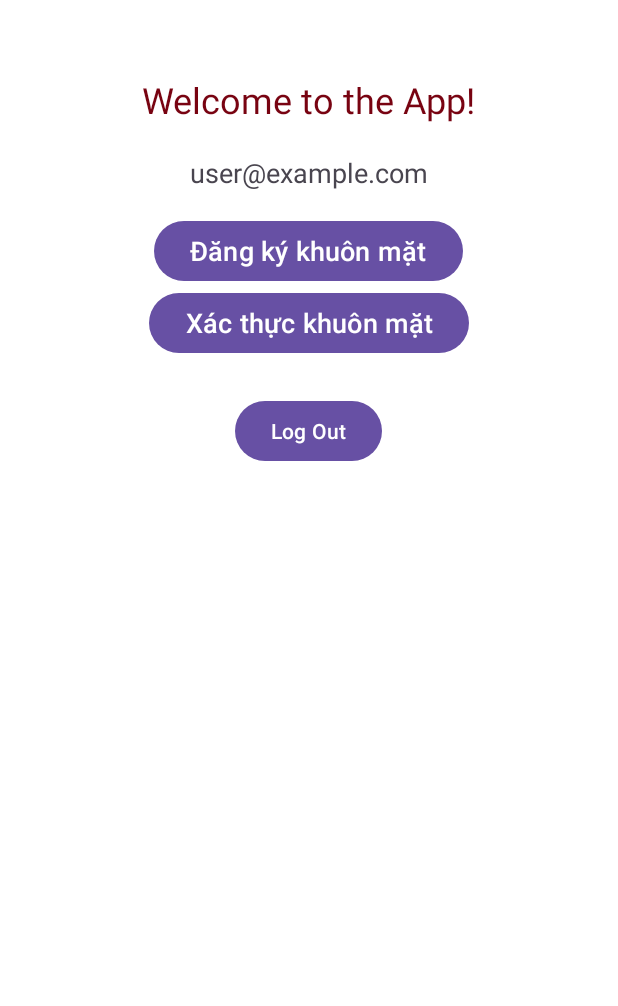
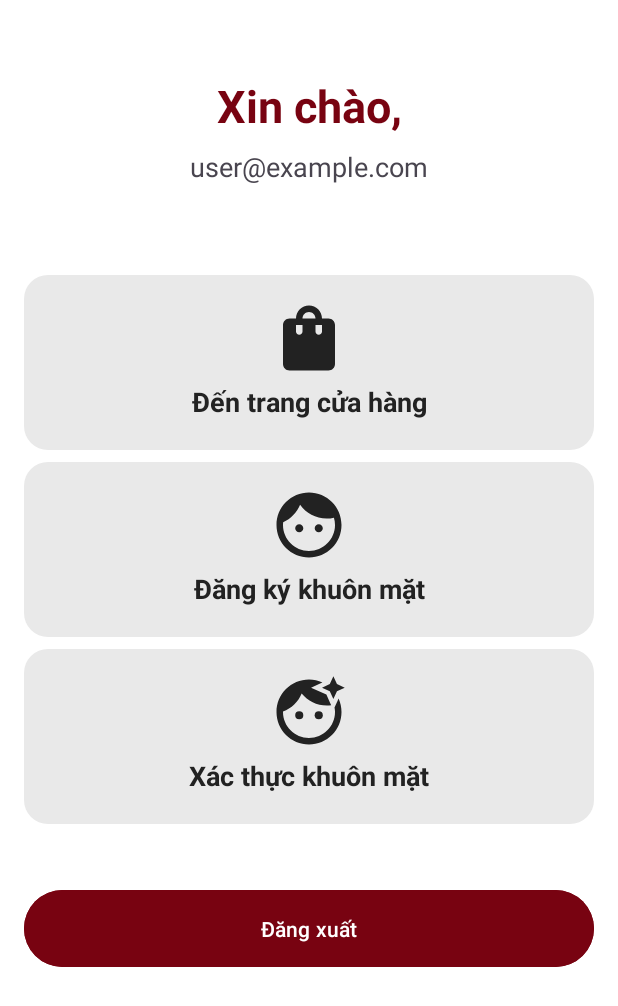
Before and after one commit to Onzo191/face-scan-payment, an Android app: the MainActivity screen opened directly, with no data from a screen before it, on a phone screen of 412 x 824 dp. Shown: the top 1006 px of the screen. Run offline under Robolectric (Android 15) with nearby library versions, the phone set to English and light mode, and no system bars; our stand-ins replace Firebase (no records; nobody signed in at launch, a user with empty details on screens opened directly); libraries missing offline, so code that uses them is left out: org.checkerframework.checker; 1 statement that could not run was skipped.

Commit message:
feat(ui): Improve main page UI

```diff
--- a/app/src/main/java/com/ec337/facescanpayment/MainActivity.java
+++ b/app/src/main/java/com/ec337/facescanpayment/MainActivity.java
@@ -1,72 +1,86 @@
 package com.ec337.facescanpayment;
 
+import android.annotation.SuppressLint;
 import android.content.Intent;
 import android.os.Bundle;
-import android.util.Log;
 import android.widget.Button;
+import android.widget.LinearLayout;
 import android.widget.TextView;
 
 import androidx.appcompat.app.AppCompatActivity;
 
 import com.ec337.facescanpayment.core.utils.JwtToken;
+import com.ec337.facescanpayment.core.utils.NavigationUtils;
 import com.ec337.facescanpayment.features.auth.data.repository.AuthRepository;
 import com.ec337.facescanpayment.features.auth.presentation.FaceDetectionPage;
 import com.ec337.facescanpayment.features.auth.presentation.FaceRegisterPage;
 import com.ec337.facescanpayment.features.auth.presentation.LoginPage;
+import com.ec337.facescanpayment.features.store.StorePage;
 import com.google.firebase.auth.FirebaseAuth;
-import com.google.firebase.auth.FirebaseUser;
 
 public class MainActivity extends AppCompatActivity {
 
-    private FirebaseAuth m_auth;
-    private TextView txt_welcome, txt_email;
-    private Button btn_logout, btnRegisterFace, btnVerifyFace;
-    private AuthRepository authRepository = new AuthRepository();
+    // jwtToken
     private JwtToken jwtToken;
+
+    // UI Components
+    private TextView txtWelcome, txtEmail;
+    private Button btnLogout;
+    private LinearLayout btnShop, btnRegisterFace, btnVerifyFace;
+
+    // Repository
+    private final AuthRepository authRepository = new AuthRepository();
+
+    @SuppressLint("NonConstantResourceId")
     @Override
     protected void onCreate(Bundle savedInstanceState) {
         super.onCreate(savedInstanceState);
         setContentView(R.layout.app__main_page);
 
-        m_auth = FirebaseAuth.getInstance();
+        // Initialize JwtToken
+        jwtToken = new JwtToken(this);
 
-        txt_welcome = findViewById(R.id.txt_welcome);
-        txt_email = findViewById(R.id.txt_email);
-        btn_logout = findViewById(R.id.btn_logout);
+        // Initialize UI components
+        initUI();
 
-        jwtToken = new JwtToken(this);
-        String userId = jwtToken.getUserId(this);
-        String token = jwtToken.getToken();
-        FirebaseUser current_user = m_auth.getCurrentUser();
-//        if (token != null && userId != null) {
-        if (token != null) {
-//            authRepository.getCurrentUser(this, userId);
-            txt_email.setText(jwtToken.getUserEmail(this));
-        } else {
-            startActivity(new Intent(MainActivity.this, LoginPage.class));
-            finish();
-        }
+        // Handle user authentication
+        handleAuthentication();
 
+        // Set click listeners
+        setClickListeners();
+    }
 
+    private void initUI() {
+        txtWelcome = findViewById(R.id.txtWelcome);
+        txtEmail = findViewById(R.id.txtEmail);
+        btnLogout = findViewById(R.id.btnLogout);
+        btnShop = findViewById(R.id.btnShop);
         btnRegisterFace = findViewById(R.id.btnRegisterFace);
         btnVerifyFace = findViewById(R.id.btnVerifyFace);
+    }
 
-        btnRegisterFace.setOnClickListener(v -> {
-            Intent intent = new Intent(MainActivity.this, FaceRegisterPage.class);
-            startActivity(intent);
-        });
+    private void handleAuthentication() {
+        String token = jwtToken.getToken();
 
-        btnVerifyFace.setOnClickListener(v -> {
-            Intent intent = new Intent(MainActivity.this, FaceDetectionPage.class);
-            startActivity(intent);
-        });
+        if (token != null) {
+            // Set email from JWT token
+            txtEmail.setText(jwtToken.getUserEmail(this));
+        } else {
+            // Redirect to login if no token
+            NavigationUtils.navigateTo(this, LoginPage.class, true);
+        }
+    }
 
-        btn_logout.setOnClickListener(v -> {
-            m_auth.signOut();
-            jwtToken.clearToken();
-            jwtToken.deleteUser(this);
-            startActivity(new Intent(MainActivity.this, LoginPage.class));
-            finish();
-        });
+    private void setClickListeners() {
+        btnShop.setOnClickListener(v -> NavigationUtils.navigateTo(this, StorePage.class, false));
+        btnRegisterFace.setOnClickListener(v -> NavigationUtils.navigateTo(this, FaceRegisterPage.class, false));
+        btnVerifyFace.setOnClickListener(v -> NavigationUtils.navigateTo(this, FaceDetectionPage.class, false));
+        btnLogout.setOnClickListener(v -> logout());
+    }
+
+    private void logout() {
+        jwtToken.clearToken();
+        jwtToken.deleteUser(this);
+        NavigationUtils.navigateTo(this, LoginPage.class, true);
     }
 }
--- /dev/null
+++ b/app/src/main/res/drawable/ic_cart.xml
@@ -0,0 +1,5 @@
+<vector xmlns:android="http://schemas.android.com/apk/res/android" android:height="24dp" android:tint="#000000" android:viewportHeight="24" android:viewportWidth="24" android:width="24dp">
+
+    <path android:fillColor="@android:color/white" android:pathData="M7,18c-1.1,0 -1.99,0.9 -1.99,2S5.9,22 7,22s2,-0.9 2,-2 -0.9,-2 -2,-2zM1,2v2h2l3.6,7.59 -1.35,2.45c-0.16,0.28 -0.25,0.61 -0.25,0.96 0,1.1 0.9,2 2,2h12v-2L7.42,15c-0.14,0 -0.25,-0.11 -0.25,-0.25l0.03,-0.12 0.9,-1.63h7.45c0.75,0 1.41,-0.41 1.75,-1.03l3.58,-6.49c0.08,-0.14 0.12,-0.31 0.12,-0.48 0,-0.55 -0.45,-1 -1,-1L5.21,4l-0.94,-2L1,2zM17,18c-1.1,0 -1.99,0.9 -1.99,2s0.89,2 1.99,2 2,-0.9 2,-2 -0.9,-2 -2,-2z"/>
+
+</vector>
--- /dev/null
+++ b/app/src/main/res/drawable/ic_home.xml
@@ -0,0 +1,5 @@
+<vector xmlns:android="http://schemas.android.com/apk/res/android" android:height="24dp" android:tint="#000000" android:viewportHeight="24" android:viewportWidth="24" android:width="24dp">
+
+    <path android:fillColor="@android:color/white" android:pathData="M12,3L4,9v12h5v-7h6v7h5V9z"/>
+
+</vector>
--- a/app/src/main/res/layout/app__main_page.xml
+++ b/app/src/main/res/layout/app__main_page.xml
@@ -10,62 +10,141 @@
 
     <!-- Welcome Message -->
     <TextView
-        android:id="@+id/txt_welcome"
+        android:id="@+id/txtWelcome"
         android:layout_width="wrap_content"
         android:layout_height="wrap_content"
         android:layout_marginTop="50dp"
-        android:text="Welcome to the App!"
+        android:text="@string/xin_ch_o"
         android:textColor="@color/primary"
-        android:textSize="24sp"
+        android:textSize="30sp"
+        android:textStyle="bold"
         app:layout_constraintEnd_toEndOf="parent"
         app:layout_constraintStart_toStartOf="parent"
         app:layout_constraintTop_toTopOf="parent" />
 
     <!-- User's Email Display -->
     <TextView
-        android:id="@+id/txt_email"
+        android:id="@+id/txtEmail"
         android:layout_width="wrap_content"
         android:layout_height="wrap_content"
-        android:layout_marginTop="20dp"
-        android:text="user@example.com"
+        android:layout_marginTop="8dp"
+        android:text="@string/user_example_com"
         android:textSize="18sp"
         app:layout_constraintEnd_toEndOf="parent"
         app:layout_constraintStart_toStartOf="parent"
-        app:layout_constraintTop_toBottomOf="@id/txt_welcome" />
+        app:layout_constraintTop_toBottomOf="@id/txtWelcome" />
 
     <LinearLayout
+        android:id="@+id/linearLayout"
         android:layout_width="0dp"
         android:layout_height="wrap_content"
-        android:layout_margin="16dp"
-        android:layout_marginTop="253dp"
+        android:layout_marginHorizontal="16dp"
+        android:layout_marginTop="60dp"
         android:gravity="center"
         android:orientation="vertical"
         app:layout_constraintEnd_toEndOf="parent"
         app:layout_constraintStart_toStartOf="parent"
-        app:layout_constraintTop_toBottomOf="@+id/txt_email">
+        app:layout_constraintTop_toBottomOf="@+id/txtEmail">
+
+        <LinearLayout
+            android:id="@+id/btnShop"
+            android:layout_width="match_parent"
+            android:layout_height="wrap_content"
+            android:layout_marginBottom="@dimen/_8dp"
+            android:background="@drawable/bg__store_item"
+            android:clickable="true"
+            android:gravity="center"
+            android:orientation="vertical"
+            android:padding="@dimen/_16dp">
+
+            <ImageView
+                android:layout_width="match_parent"
+                android:layout_height="@dimen/main_image_size"
+                android:layout_weight="1"
+                android:src="@drawable/ic_shop"
+                app:tint="@color/secondary" />
+
+            <TextView
+                android:layout_width="match_parent"
+                android:layout_height="match_parent"
+                android:layout_weight="7"
+                android:paddingVertical="4dp"
+                android:text="@string/n_trang_c_a_h_ng"
+                android:textAlignment="center"
+                android:textColor="@color/secondary"
+                android:textSize="18sp"
+                android:textStyle="bold" />
+        </LinearLayout>
+
+        <LinearLayout
+            android:id="@+id/btnRegisterFace"
+            android:layout_width="match_parent"
+            android:layout_height="wrap_content"
+            android:layout_marginBottom="@dimen/_8dp"
+            android:background="@drawable/bg__store_item"
+            android:clickable="true"
+            android:gravity="center"
+            android:orientation="vertical"
+            android:padding="@dimen/_16dp">
+
+            <ImageView
+                android:layout_width="match_parent"
+                android:layout_height="@dimen/main_image_size"
+                android:layout_weight="1"
+                android:src="@drawable/ic_face_register"
+                app:tint="@color/secondary" />
+
+            <TextView
+                android:layout_width="match_parent"
+                android:layout_height="match_parent"
+                android:layout_weight="7"
+                android:paddingVertical="4dp"
+                android:text="@string/ng_k_khu_n_m_t"
+                android:textAlignment="center"
+                android:textColor="@color/secondary"
+                android:textSize="18sp"
+                android:textStyle="bold" />
+        </LinearLayout>
+
+        <LinearLayout
+            android:id="@+id/btnVerifyFace"
+            android:layout_width="match_parent"
+            android:layout_height="wrap_content"
+            android:layout_marginBottom="@dimen/_8dp"
+            android:background="@drawable/bg__store_item"
+            android:clickable="true"
+            android:gravity="center"
+            android:orientation="vertical"
+            android:padding="@dimen/_16dp">
+
+            <ImageView
+                android:layout_width="match_parent"
+                android:layout_height="@dimen/main_image_size"
+                android:layout_weight="1"
+                android:src="@drawable/ic_face_detector"
+                app:tint="@color/secondary" />
+
+            <TextView
+                android:layout_width="match_parent"
+                android:layout_height="match_parent"
+                android:layout_weight="7"
+                android:paddingVertical="4dp"
+                android:text="@string/x_c_th_c_khu_n_m_t"
+                android:textAlignment="center"
+                android:textColor="@color/secondary"
+                android:textSize="18sp"
+                android:textStyle="bold" />
+        </LinearLayout>
 
         <Button
-            android:id="@+id/btnRegisterFace"
-            android:layout_width="wrap_content"
+            android:id="@+id/btnLogout"
+            android:layout_width="match_parent"
             android:layout_height="wrap_content"
-            android:text="Đăng ký khuôn mặt"
-            android:textSize="18sp" />
-
-        <Button
-            android:id="@+id/btnVerifyFace"
-            android:layout_width="wrap_content"
-            android:layout_height="wrap_content"
-            android:text="Xác thực khuôn mặt"
-            android:textSize="18sp" />
-
-        <Button
-            android:id="@+id/btn_logout"
-            android:layout_width="wrap_content"
-            android:layout_height="wrap_content"
-            android:layout_marginTop="24dp"
-            android:text="Log Out" />
+            android:paddingVertical="16dp"
+            android:layout_marginTop="32dp"
+            android:backgroundTint="@color/primary"
+            android:text="@string/ng_xu_t" />
 
     </LinearLayout>
 
-
 </androidx.constraintlayout.widget.ConstraintLayout>
--- /dev/null
+++ b/app/src/main/res/menu/menu__bottom_navigation.xml
@@ -0,0 +1,18 @@
+<menu xmlns:android="http://schemas.android.com/apk/res/android">
+
+    <item
+        android:id="@+id/nav_shop"
+        android:icon="@drawable/ic_shop"
+        android:title="@string/nav_shop" />
+
+    <item
+        android:id="@+id/nav_face_detector"
+        android:icon="@drawable/ic_face_detector"
+        android:title="@string/nav_face_detector" />
+
+    <item
+        android:id="@+id/nav_face_register"
+        android:icon="@drawable/ic_face_register"
+        android:title="@string/nav_face_register" />
+
+</menu>
--- a/app/src/main/res/values/dimens.xml
+++ b/app/src/main/res/values/dimens.xml
@@ -46,6 +46,8 @@
     <dimen name="radio_gap">16dp</dimen>
     <dimen name="_4dp">4dp</dimen>
     <dimen name="_8dp">8dp</dimen>
+    <dimen name="_60dp">60dp</dimen>
+    <dimen name="main_image_size">52dp</dimen>
     <!--  END:ratio  -->
 
 </resources>
--- a/app/src/main/res/values/strings.xml
+++ b/app/src/main/res/values/strings.xml
@@ -37,4 +37,13 @@
     <string name="sample__item_price">25.000d</string>
     <string name="sample__product_name">Product Name</string>
     <string name="sample__item_image">Product Image</string>
+    <string name="nav_shop">Shop</string>
+    <string name="nav_face_detector">Face Detector</string>
+    <string name="nav_face_register">Face Register</string>
+    <string name="n_trang_c_a_h_ng">Đến trang cửa hàng</string>
+    <string name="ng_k_khu_n_m_t">Đăng ký khuôn mặt</string>
+    <string name="x_c_th_c_khu_n_m_t">Xác thực khuôn mặt</string>
+    <string name="ng_xu_t">Đăng xuất</string>
+    <string name="xin_ch_o">Xin chào,</string>
+    <string name="user_example_com">user@example.com</string>
 </resources>
```
